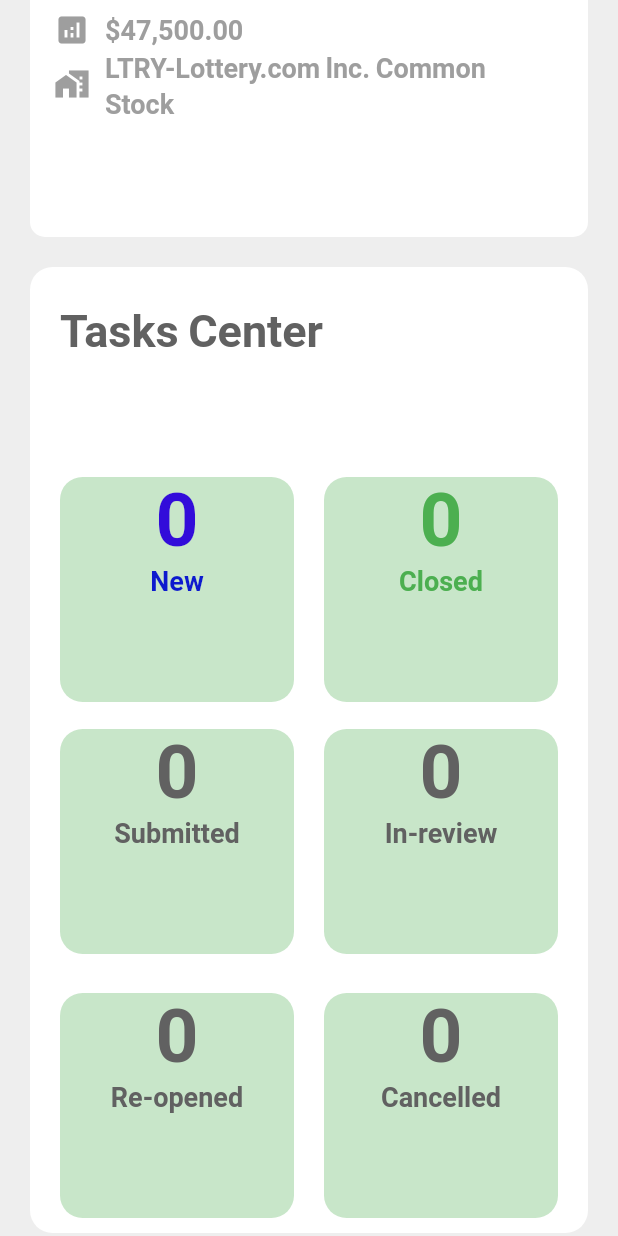
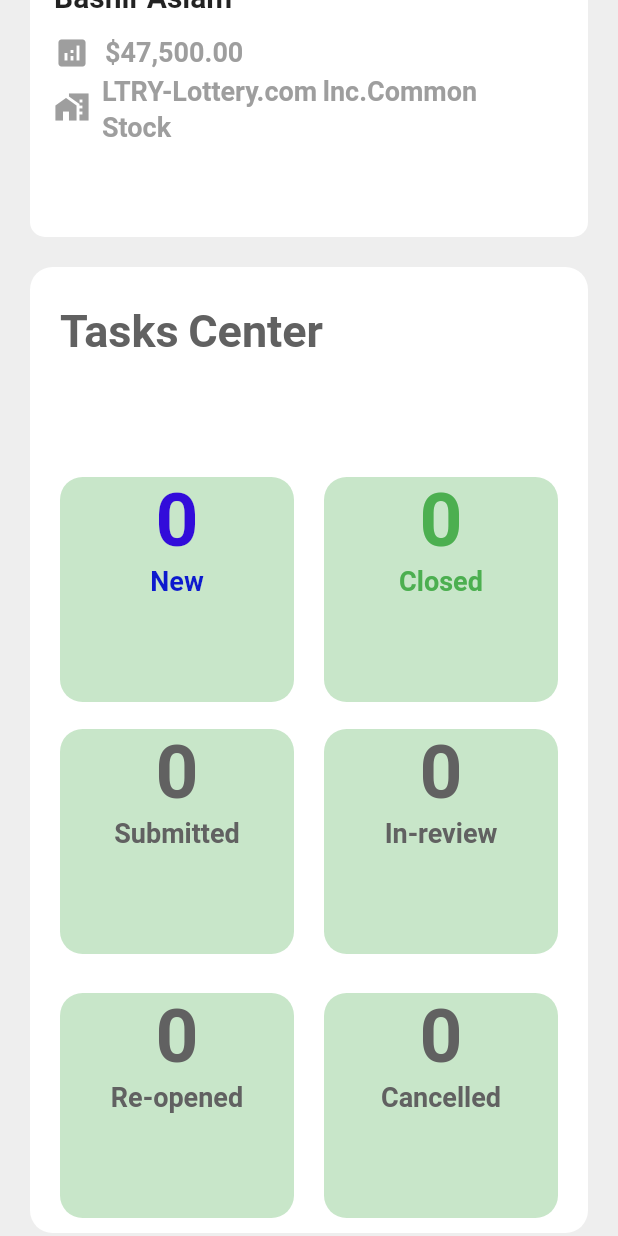
Before and after one commit to ehsanyaqoob/liqueous, a Flutter app: the UserHome screen opened directly, scrolled down 2386 dp, on a phone screen of 412 x 824 dp. Run offline on Flutter 3.47's test engine with Material 2 defaults, Android fonts, the phone set to English and light mode, and no system bars; our stand-ins replace google_fonts, intl_phone_number_input; Roboto replaces fonts that are missing (Roboto-Bold.ttf).

Commit message:
3 ✈️ cmt

```diff
--- a/lib/User/user_home.dart
+++ b/lib/User/user_home.dart
@@ -629,9 +629,9 @@ class UserHome extends StatelessWidget {
                     Row(
                       children: [
                         Icon(Icons.analytics, color: Colors.grey),
-                        SizedBox(width: 10),
+                        SizedBox(width: 8),
                         Text(
-                          'LTRY-Lottery.com lnc. Common\nStock',
+                          'LTRY-Lottery.com lnc.Common\nStock',
                           style: TextStyle(
                             color: Colors.grey,
                             fontFamily: 'Roboto-Bold.ttf',
@@ -644,8 +644,7 @@ class UserHome extends StatelessWidget {
                     SizedBox(height: 20.0),
                     Row(
                       children: [
-                        Text(
-                            '_________________________________________________________',
+                        Text('             ________________________________',
                             style: TextStyle(
                               fontFamily: 'Roboto-Bold.ttf',
                               color: Colors.grey,
@@ -688,9 +687,9 @@ class UserHome extends StatelessWidget {
                     Row(
                       children: [
                         Icon(Icons.maps_home_work, color: Colors.grey),
-                        SizedBox(width: 10),
+                        SizedBox(width: 8),
                         Text(
-                          'LTRY-Lottery.com lnc. Common\nStock',
+                          'LTRY-Lottery.com lnc.Common\nStock',
                           style: TextStyle(
                             color: Colors.grey,
                             fontFamily: 'Roboto-Bold.ttf',
@@ -703,8 +702,7 @@ class UserHome extends StatelessWidget {
                     SizedBox(height: 20.0),
                     Row(
                       children: [
-                        Text(
-                            '_________________________________________________________',
+                        Text('           ________________________________',
                             style: TextStyle(
                               color: Colors.grey,
                               fontFamily: 'Roboto-Bold.ttf',
@@ -732,7 +730,7 @@ class UserHome extends StatelessWidget {
                     Row(
                       children: [
                         Icon(Icons.analytics, color: Colors.grey),
-                        SizedBox(width: 10),
+                        SizedBox(width: 8),
                         Text(
                           '\$124,000.00',
                           style: TextStyle(
@@ -747,9 +745,9 @@ class UserHome extends StatelessWidget {
                     Row(
                       children: [
                         Icon(Icons.maps_home_work, color: Colors.grey),
-                        SizedBox(width: 10),
+                        SizedBox(width: 8),
                         Text(
-                          'LTRY-Lottery.com lnc. Common\nStock',
+                          'LTRY-Lottery.com lnc.Common\nStock',
                           style: TextStyle(
                             color: Colors.grey,
                             fontFamily: 'Roboto-Bold.ttf',
@@ -762,8 +760,7 @@ class UserHome extends StatelessWidget {
                     SizedBox(height: 20.0),
                     Row(
                       children: [
-                        Text(
-                            '_________________________________________________________',
+                        Text('           ________________________________',
                             style: TextStyle(
                               color: Colors.grey,
                               fontFamily: 'Roboto-Bold.ttf',
@@ -804,9 +801,9 @@ class UserHome extends StatelessWidget {
                     Row(
                       children: [
                         Icon(Icons.maps_home_work, color: Colors.grey),
-                        SizedBox(width: 10),
+                        SizedBox(width: 8),
                         Text(
-                          'LTRY-Lottery.com lnc. Common\nStock',
+                          'LTRY-Lottery.com lnc.Common\nStock',
                           style: TextStyle(
                             color: Colors.grey,
                             fontSize: 18,
```
